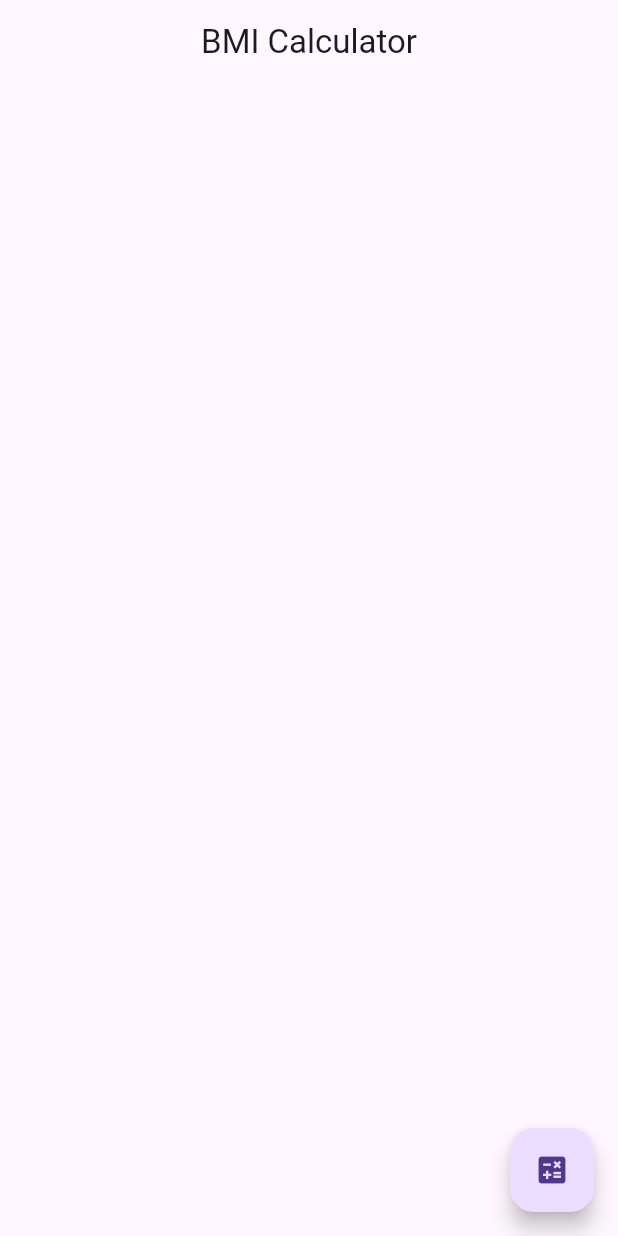
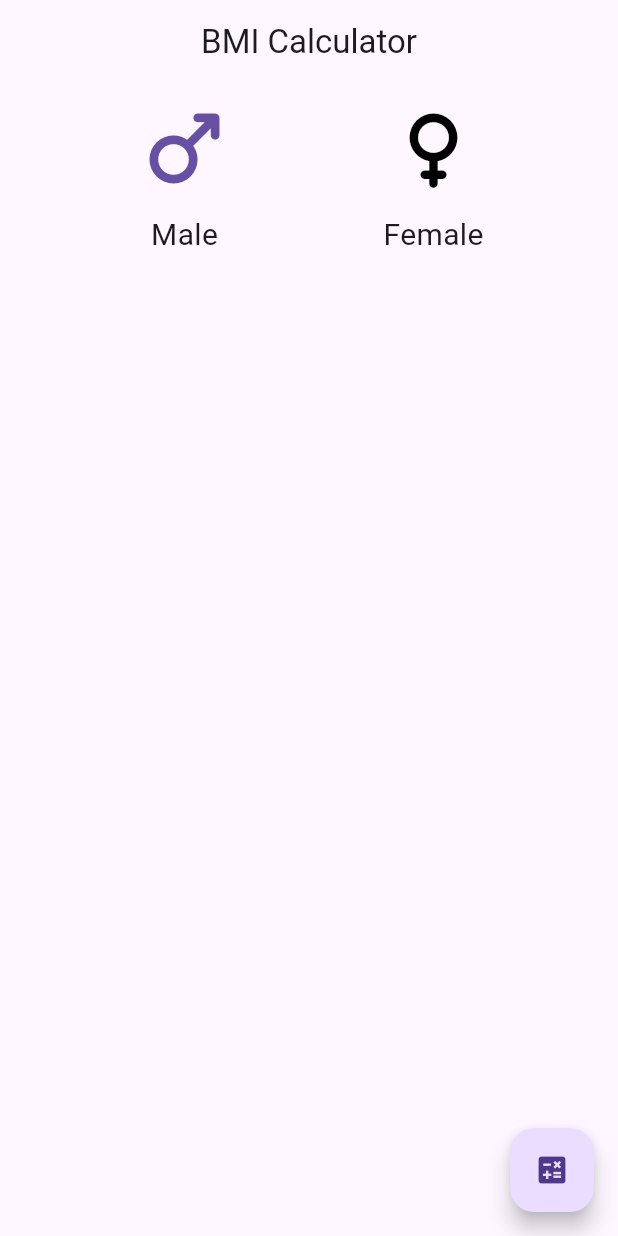
Before and after one commit to ForcesR2N/bmi_calculator, a Flutter app: the screen it shows after launch, on a phone screen of 412 x 824 dp. Run offline on Flutter 3.47's test engine with Material 3 defaults, Android fonts, the phone set to English and light mode, and no system bars.

```diff
--- a/lib/pages/home_page.dart
+++ b/lib/pages/home_page.dart
@@ -1,8 +1,16 @@
 import 'package:flutter/material.dart';
 
-class HomePage extends StatelessWidget {
+class HomePage extends StatefulWidget {
   const HomePage({super.key});
 
+  @override
+  State<HomePage> createState() => _HomePageState();
+}
+
+int _selectedGender = 0, _height = 170, _weight = 50, _age = 15;
+double _bmi = 0;
+
+class _HomePageState extends State<HomePage> {
   @override
   Widget build(BuildContext context) {
     return Scaffold(
@@ -22,7 +30,65 @@ class HomePage extends StatelessWidget {
 
   Widget _BuildUI() {
     return Column(
-      children: [],
+      children: [
+        _genderSelector(),
+      ],
+    );
+  }
+
+  Widget _genderSelector() {
+    return Container(
+      child: Row(
+        mainAxisSize: MainAxisSize.max,
+        mainAxisAlignment: MainAxisAlignment.spaceEvenly,
+        crossAxisAlignment: CrossAxisAlignment.center,
+        children: [
+          Column(
+            children: [
+              IconButton(
+                onPressed: () {
+                  setState(() {
+                    _selectedGender = 0;
+                  });
+                },
+                iconSize: 70,
+                icon: Icon(
+                  Icons.male_rounded,
+                  color: _selectedGender == 0
+                      ? Theme.of(context).colorScheme.primary
+                      : Colors.black,
+                ),
+              ),
+              Text(
+                "Male",
+                style: TextStyle(fontSize: 20),
+              ),
+            ],
+          ),
+          Column(
+            children: [
+              IconButton(
+                onPressed: () {
+                  setState(() {
+                    _selectedGender = 1;
+                  });
+                },
+                iconSize: 70,
+                icon: Icon(
+                  Icons.female_rounded,
+                  color: _selectedGender == 1
+                      ? Theme.of(context).colorScheme.primary
+                      : Colors.black,
+                ),
+              ),
+              Text(
+                "Female",
+                style: TextStyle(fontSize: 20),
+              ),
+            ],
+          ),
+        ],
+      ),
     );
   }
 }
```
